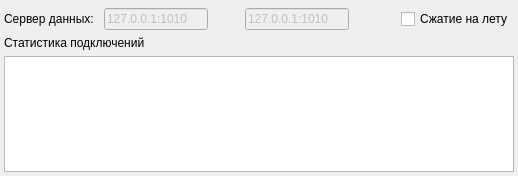
Old version of the form BridgeTcp/bridgetcp.ui in the repository eugene-pa/armdncqt.
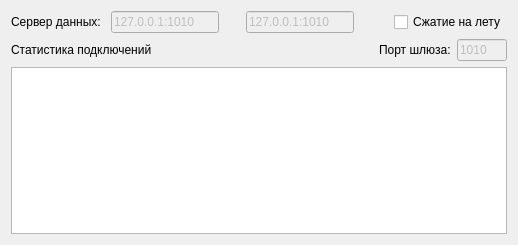
New version of the form. Icons and pictures are not drawn. Custom widgets are drawn as their Qt base class.

Diff of the .ui file:
```diff
--- a/BridgeTcp/bridgetcp.ui
+++ b/BridgeTcp/bridgetcp.ui
@@ -7,7 +7,7 @@
     <x>0</x>
     <y>0</y>
     <width>518</width>
-    <height>176</height>
+    <height>245</height>
    </rect>
   </property>
   <property name="minimumSize">
@@ -20,18 +20,6 @@
    <string>Шлюз СПД</string>
   </property>
   <layout class="QVBoxLayout" name="verticalLayout">
-   <property name="leftMargin">
-    <number>4</number>
-   </property>
-   <property name="topMargin">
-    <number>8</number>
-   </property>
-   <property name="rightMargin">
-    <number>4</number>
-   </property>
-   <property name="bottomMargin">
-    <number>4</number>
-   </property>
    <item>
     <layout class="QHBoxLayout" name="horizontalLayout">
      <item>
@@ -73,6 +61,38 @@
        </property>
       </widget>
      </item>
+     <item>
+      <widget class="QLineEdit" name="lineEdit_rsrv">
+       <property name="enabled">
+        <bool>false</bool>
+       </property>
+       <property name="text">
+        <string>127.0.0.1:1010</string>
+       </property>
+      </widget>
+     </item>
+     <item>
+      <widget class="QLed" name="label_rsrv">
+       <property name="sizePolicy">
+        <sizepolicy hsizetype="Fixed" vsizetype="Fixed">
+         <horstretch>0</horstretch>
+         <verstretch>0</verstretch>
+        </sizepolicy>
+       </property>
+       <property name="minimumSize">
+        <size>
+         <width>15</width>
+         <height>15</height>
+        </size>
+       </property>
+       <property name="text">
+        <string/>
+       </property>
+       <property name="pixmap">
+        <pixmap>:/status/images/icon_grn.ico</pixmap>
+       </property>
+      </widget>
+     </item>
      <item>
       <spacer name="horizontalSpacer_2">
        <property name="orientation">
@@ -86,51 +106,6 @@
        </property>
       </spacer>
      </item>
-     <item>
-      <widget class="QLineEdit" name="lineEdit_rsrv">
-       <property name="enabled">
-        <bool>false</bool>
-       </property>
-       <property name="text">
-        <string>127.0.0.1:1010</string>
-       </property>
-      </widget>
-     </item>
-     <item>
-      <widget class="QLed" name="label_rsrv">
-       <property name="sizePolicy">
-        <sizepolicy hsizetype="Fixed" vsizetype="Fixed">
-         <horstretch>0</horstretch>
-         <verstretch>0</verstretch>
-        </sizepolicy>
-       </property>
-       <property name="minimumSize">
-        <size>
-         <width>15</width>
-         <height>15</height>
-        </size>
-       </property>
-       <property name="text">
-        <string/>
-       </property>
-       <property name="pixmap">
-        <pixmap>:/status/images/icon_grn.ico</pixmap>
-       </property>
-      </widget>
-     </item>
-     <item>
-      <spacer name="horizontalSpacer">
-       <property name="orientation">
-        <enum>Qt::Horizontal</enum>
-       </property>
-       <property name="sizeHint" stdset="0">
-        <size>
-         <width>28</width>
-         <height>17</height>
-        </size>
-       </property>
-      </spacer>
-     </item>
      <item>
       <widget class="QCheckBox" name="checkBox">
        <property name="text">
@@ -141,11 +116,54 @@
     </layout>
    </item>
    <item>
-    <widget class="QLabel" name="label_2">
-     <property name="text">
-      <string>Статистика подключений</string>
+    <layout class="QHBoxLayout" name="horizontalLayout_2">
+     <property name="spacing">
+      <number>6</number>
      </property>
-    </widget>
+     <item>
+      <widget class="QLabel" name="label_2">
+       <property name="text">
+        <string>Статистика подключений</string>
+       </property>
+      </widget>
+     </item>
+     <item>
+      <spacer name="horizontalSpacer">
+       <property name="orientation">
+        <enum>Qt::Horizontal</enum>
+       </property>
+       <property name="sizeHint" stdset="0">
+        <size>
+         <width>28</width>
+         <height>17</height>
+        </size>
+       </property>
+      </spacer>
+     </item>
+     <item>
+      <widget class="QLabel" name="label_3">
+       <property name="text">
+        <string>Порт шлюза:</string>
+       </property>
+      </widget>
+     </item>
+     <item>
+      <widget class="QLineEdit" name="lineEdit_BridgePort">
+       <property name="enabled">
+        <bool>false</bool>
+       </property>
+       <property name="maximumSize">
+        <size>
+         <width>50</width>
+         <height>16777215</height>
+        </size>
+       </property>
+       <property name="text">
+        <string>1010</string>
+       </property>
+      </widget>
+     </item>
+    </layout>
    </item>
    <item>
     <widget class="QTableWidget" name="tableWidget"/>
```
